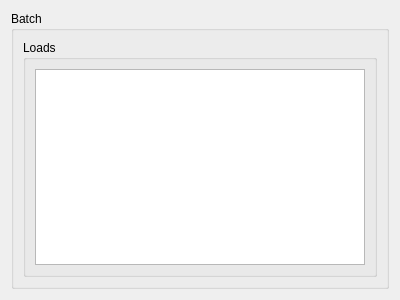
Old version of the form arinc665_qt/media/BatchWidget.ui in the repository hirah2205/ARINC-665.
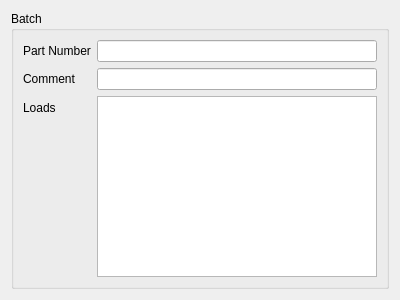
New version of the form.

What changed in the file:
```diff
--- a/arinc665_qt/media/BatchWidget.ui
+++ b/arinc665_qt/media/BatchWidget.ui
@@ -19,19 +19,37 @@
      <property name="title">
       <string>Batch</string>
      </property>
-     <layout class="QVBoxLayout" name="verticalLayout_2">
-      <item>
-       <widget class="QGroupBox" name="loadsGroupBox">
-        <property name="title">
+     <layout class="QFormLayout" name="formLayout">
+      <item row="1" column="0">
+       <widget class="QLabel" name="partNumberLabel">
+        <property name="text">
+         <string>Part Number</string>
+        </property>
+       </widget>
+      </item>
+      <item row="3" column="1">
+       <widget class="QListView" name="loadsList"/>
+      </item>
+      <item row="3" column="0">
+       <widget class="QLabel" name="loadsLabel">
+        <property name="text">
          <string>Loads</string>
         </property>
-        <layout class="QHBoxLayout" name="horizontalLayout">
-         <item>
-          <widget class="QListView" name="listView"/>
-         </item>
-        </layout>
        </widget>
       </item>
+      <item row="2" column="0">
+       <widget class="QLabel" name="commentLabel">
+        <property name="text">
+         <string>Comment</string>
+        </property>
+       </widget>
+      </item>
+      <item row="2" column="1">
+       <widget class="QLineEdit" name="commentLineEdit"/>
+      </item>
+      <item row="1" column="1">
+       <widget class="QLineEdit" name="partNumberLineEdit"/>
+      </item>
      </layout>
     </widget>
    </item>
```
